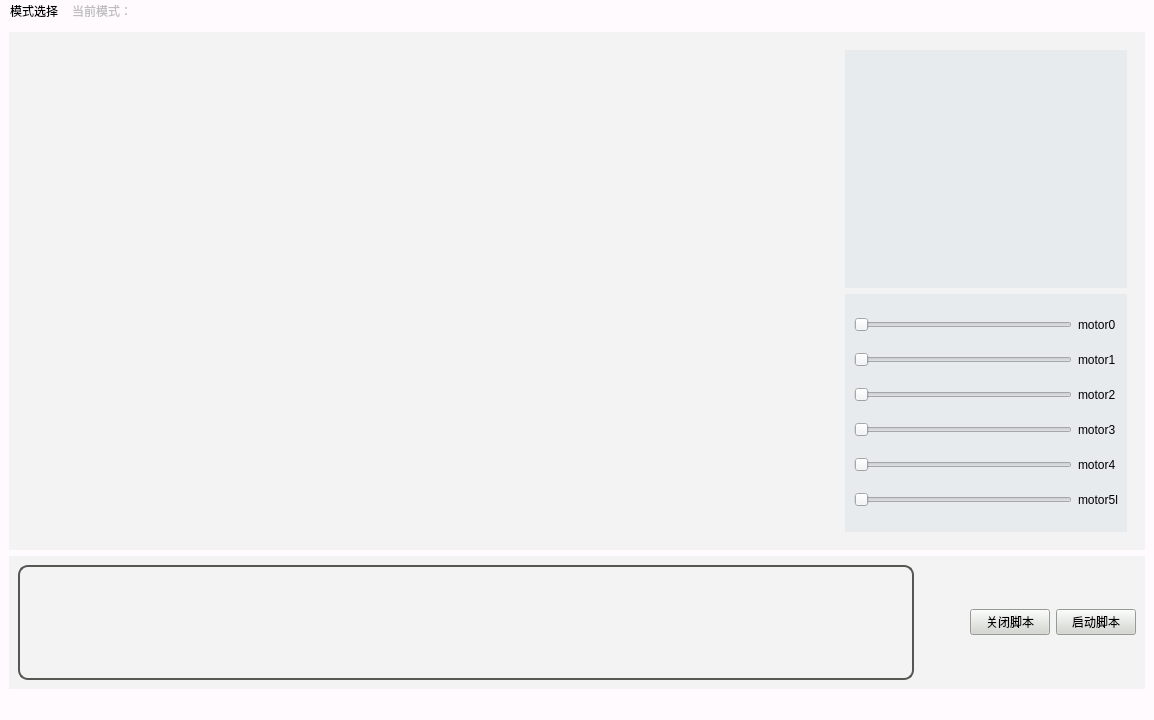
Old version of the form src/base.ui in the repository chenhuiYu00/YahBoom_arm_demo.
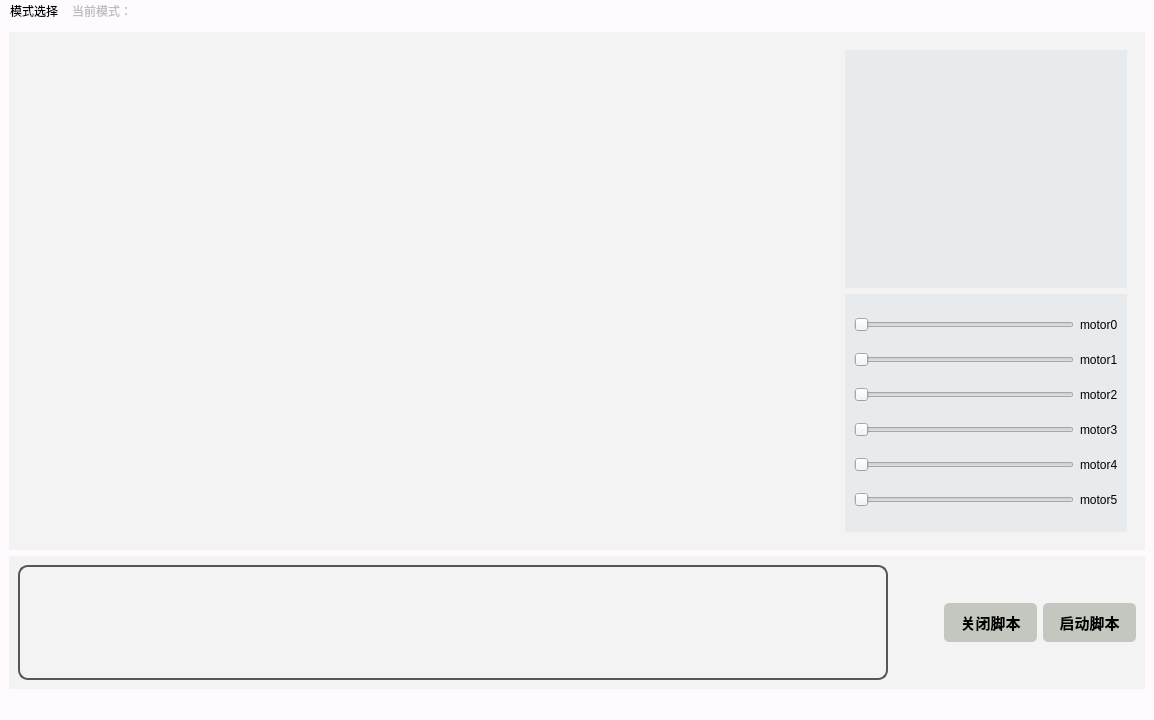
New version of the form. Custom widgets are drawn as their Qt base class.

Commit message: Optimize button style.

```diff
--- a/src/base.ui
+++ b/src/base.ui
@@ -172,7 +172,7 @@
              <item row="5" column="1">
               <widget class="QLabel" name="label_5">
                <property name="text">
-                <string>motor5l</string>
+                <string>motor5</string>
                </property>
               </widget>
              </item>
@@ -200,7 +200,7 @@
        </size>
       </property>
       <property name="styleSheet">
-       <string notr="true">background:rgb(243, 243, 243)</string>
+       <string notr="true">QWidget{background: rgb(243, 243, 243);}</string>
       </property>
       <layout class="QHBoxLayout" name="horizontalLayout_2">
        <item>
@@ -230,7 +230,21 @@
        <item>
         <widget class="QPushButton" name="pushButton_closePy">
          <property name="styleSheet">
-          <string notr="true">background:rgb(211, 215, 207)</string>
+          <string notr="true">QPushButton {
+background-color: rgb(196, 199, 192); /* 默认绿色背景 */
+color: black; /* 白色字体 */
+border: none; /* 无边框 */
+border-radius: 5px; /* 圆角 */
+padding: 8px 16px; /* 内边距 */
+font-size: 15px; /* 字体大小 */
+font-weight: bold; /* 加粗字体 */
+}
+QPushButton:hover {
+    background-color: rgb(186, 189, 182);
+}
+QPushButton:pressed {
+    background-color: rgb(176, 179, 172);
+}</string>
          </property>
          <property name="text">
           <string>关闭脚本</string>
@@ -240,7 +254,21 @@
        <item>
         <widget class="QPushButton" name="pushButton_startPy">
          <property name="styleSheet">
-          <string notr="true">background:rgb(211, 215, 207)</string>
+          <string notr="true">QPushButton {
+background-color: rgb(196, 199, 192); /* 默认绿色背景 */
+color: black; /* 白色字体 */
+border: none; /* 无边框 */
+border-radius: 5px; /* 圆角 */
+padding: 8px 16px; /* 内边距 */
+font-size: 15px; /* 字体大小 */
+font-weight: bold; /* 加粗字体 */
+}
+QPushButton:hover {
+    background-color: rgb(186, 189, 182);
+}
+QPushButton:pressed {
+    background-color: rgb(176, 179, 172);
+}</string>
          </property>
          <property name="text">
           <string>启动脚本</string>
```
Left out of the diff: 6 changed lines with no effect on the pictures.
